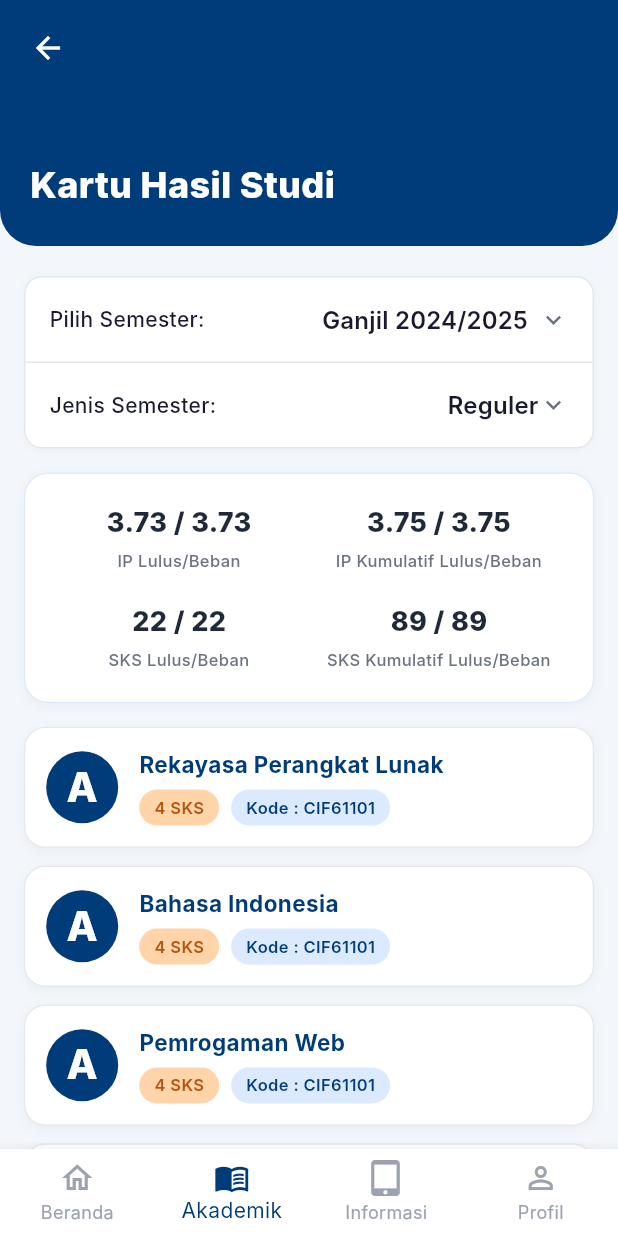
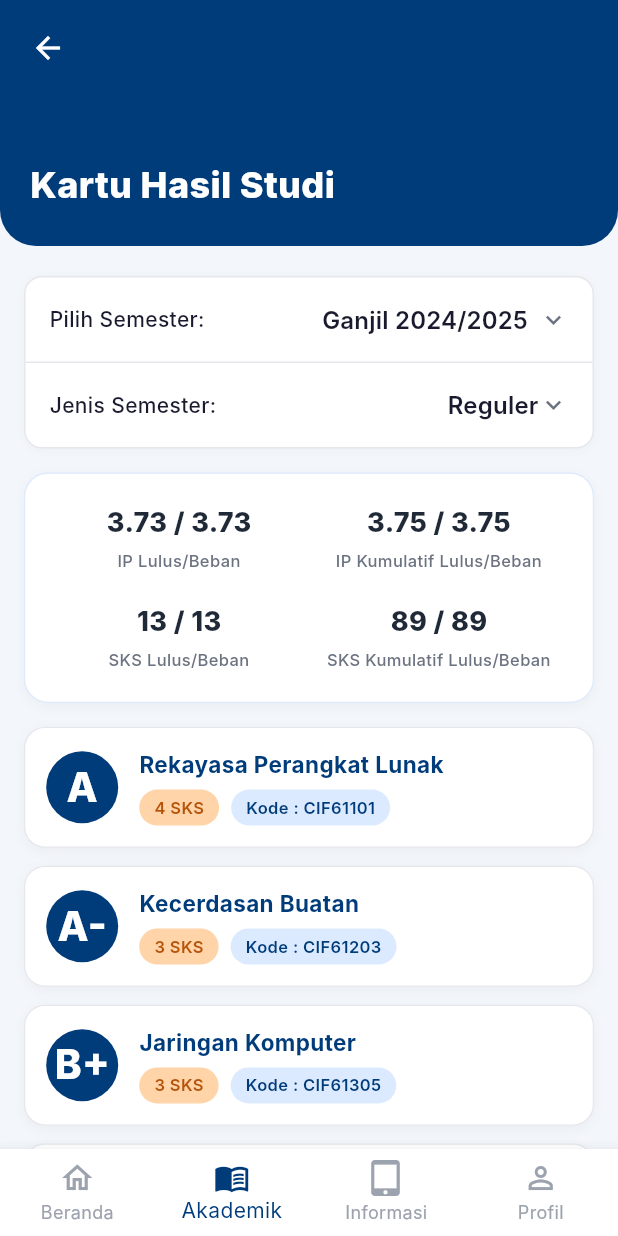
Before and after one commit to Raget13/gapura_ub_fix_design_SKRIPSI_2026, a Flutter app: the KartuHasilStudiScreen screen opened directly, on a phone screen of 412 x 824 dp. Run offline on Flutter 3.47's test engine with Material 3 defaults, Android fonts, the phone set to English and light mode, and no system bars; our stand-ins replace local_auth; Roboto replaces fonts that are missing (Inter).

Commit message:
feat: tambah data matkul berbeda per semester di KRS dan KHS

```diff
--- a/lib/screens/kartu_hasil_studi_screen.dart
+++ b/lib/screens/kartu_hasil_studi_screen.dart
@@ -23,14 +23,54 @@ class _KartuHasilStudiScreenState extends State<KartuHasilStudiScreen> {
   ];
   final List<String> _jenisSemester = ['Reguler', 'Pendek'];
 
-  final List<Map<String, String>> _mataKuliah = [
-    {'nama': 'Rekayasa Perangkat Lunak', 'nilai': 'A', 'sks': '4', 'kode': 'CIF61101'},
-    {'nama': 'Bahasa Indonesia', 'nilai': 'A', 'sks': '4', 'kode': 'CIF61101'},
-    {'nama': 'Pemrogaman Web', 'nilai': 'A', 'sks': '4', 'kode': 'CIF61101'},
-    {'nama': 'Keamanan Informasi', 'nilai': 'B+', 'sks': '4', 'kode': 'CIF61101'},
-    {'nama': 'Rekayasa Perangkat Lunak', 'nilai': 'A', 'sks': '4', 'kode': 'CIF61101'},
-    {'nama': 'Bahasa Indonesia', 'nilai': 'A', 'sks': '4', 'kode': 'CIF61101'},
-  ];
+  final Map<String, List<Map<String, String>>> _mataKuliahBySemester = {
+    'Ganjil 2024/2025': [
+      {'nama': 'Rekayasa Perangkat Lunak', 'nilai': 'A', 'sks': '4', 'kode': 'CIF61101'},
+      {'nama': 'Kecerdasan Buatan', 'nilai': 'A-', 'sks': '3', 'kode': 'CIF61203'},
+      {'nama': 'Jaringan Komputer', 'nilai': 'B+', 'sks': '3', 'kode': 'CIF61305'},
+      {'nama': 'Basis Data Lanjut', 'nilai': 'A', 'sks': '3', 'kode': 'CIF61402'},
+    ],
+    'Genap 2023/2024': [
+      {'nama': 'Pemrograman Mobile', 'nilai': 'A', 'sks': '4', 'kode': 'CIF60901'},
+      {'nama': 'Sistem Operasi', 'nilai': 'B+', 'sks': '3', 'kode': 'CIF60702'},
+      {'nama': 'Pemrograman Web', 'nilai': 'A', 'sks': '3', 'kode': 'CIF60803'},
+      {'nama': 'Statistika & Probabilitas', 'nilai': 'B', 'sks': '2', 'kode': 'MAT60401'},
+      {'nama': 'Etika Profesi', 'nilai': 'A', 'sks': '2', 'kode': 'CIF60501'},
+    ],
+    'Ganjil 2023/2024': [
+      {'nama': 'Algoritma & Struktur Data', 'nilai': 'A', 'sks': '4', 'kode': 'CIF50301'},
+      {'nama': 'Matematika Diskrit', 'nilai': 'B+', 'sks': '3', 'kode': 'MAT50201'},
+      {'nama': 'Pemrograman Berorientasi Objek', 'nilai': 'A', 'sks': '4', 'kode': 'CIF50402'},
+      {'nama': 'Sistem Digital', 'nilai': 'B', 'sks': '3', 'kode': 'CIF50503'},
+    ],
+  };
+
+  final Map<String, Map<String, String>> _summaryBySemester = {
+    'Ganjil 2024/2025': {
+      'ipLulus': '3.73', 'ipBeban': '3.73',
+      'ipkLulus': '3.75', 'ipkBeban': '3.75',
+      'sksLulus': '13', 'sksBeban': '13',
+      'skskLulus': '89', 'skskBeban': '89',
+    },
+    'Genap 2023/2024': {
+      'ipLulus': '3.68', 'ipBeban': '3.68',
+      'ipkLulus': '3.71', 'ipkBeban': '3.71',
+      'sksLulus': '14', 'sksBeban': '14',
+      'skskLulus': '76', 'skskBeban': '76',
+    },
+    'Ganjil 2023/2024': {
+      'ipLulus': '3.62', 'ipBeban': '3.62',
+      'ipkLulus': '3.65', 'ipkBeban': '3.65',
+      'sksLulus': '14', 'sksBeban': '14',
+      'skskLulus': '62', 'skskBeban': '62',
+    },
+  };
+
+  List<Map<String, String>> get _mataKuliah =>
+      _mataKuliahBySemester[_selectedSemester] ?? [];
+
+  Map<String, String> get _summary =>
+      _summaryBySemester[_selectedSemester] ?? {};
 
   @override
   Widget build(BuildContext context) {
@@ -50,7 +90,7 @@ class _KartuHasilStudiScreenState extends State<KartuHasilStudiScreen> {
                 children: [
                   _buildFilterCard(isDark),
                   const SizedBox(height: 16),
-                  _buildSummaryCard(isDark),
+                  _buildSummaryCard(isDark, _summary),
                   const SizedBox(height: 16),
                   ..._mataKuliah.map((mk) => Padding(
                         padding: const EdgeInsets.only(bottom: 12),
@@ -223,7 +263,7 @@ class _KartuHasilStudiScreenState extends State<KartuHasilStudiScreen> {
     );
   }
 
-  Widget _buildSummaryCard(bool isDark) {
+  Widget _buildSummaryCard(bool isDark, Map<String, String> summary) {
     return Container(
       padding: const EdgeInsets.symmetric(horizontal: 16, vertical: 20),
       decoration: BoxDecoration(
@@ -242,15 +282,15 @@ class _KartuHasilStudiScreenState extends State<KartuHasilStudiScreen> {
         children: [
           Row(
             children: [
-              _buildStatItem(isDark, value: '3.73 / 3.73', label: 'IP Lulus/Beban'),
-              _buildStatItem(isDark, value: '3.75 / 3.75', label: 'IP Kumulatif Lulus/Beban'),
+              _buildStatItem(isDark, value: '${summary['ipLulus']} / ${summary['ipBeban']}', label: 'IP Lulus/Beban'),
+              _buildStatItem(isDark, value: '${summary['ipkLulus']} / ${summary['ipkBeban']}', label: 'IP Kumulatif Lulus/Beban'),
             ],
           ),
           const SizedBox(height: 20),
           Row(
             children: [
-              _buildStatItem(isDark, value: '22 / 22', label: 'SKS Lulus/Beban'),
-              _buildStatItem(isDark, value: '89 / 89', label: 'SKS Kumulatif Lulus/Beban'),
+              _buildStatItem(isDark, value: '${summary['sksLulus']} / ${summary['sksBeban']}', label: 'SKS Lulus/Beban'),
+              _buildStatItem(isDark, value: '${summary['skskLulus']} / ${summary['skskBeban']}', label: 'SKS Kumulatif Lulus/Beban'),
             ],
           ),
         ],
--- a/lib/screens/kartu_rencana_studi_screen.dart
+++ b/lib/screens/kartu_rencana_studi_screen.dart
@@ -23,12 +23,30 @@ class _KartuRencanaStudiScreenState extends State<KartuRencanaStudiScreen> {
   ];
   final List<String> _jenisSemester = ['Reguler', 'Pendek'];
 
-  final List<Map<String, String>> _mataKuliah = [
-    {'nama': 'Rekayasa Perangkat Lunak', 'kelas': 'E', 'sks': '4', 'kode': 'CIF61101'},
-    {'nama': 'Rekayasa Perangkat Lunak', 'kelas': 'E', 'sks': '4', 'kode': 'CIF61101'},
-    {'nama': 'Rekayasa Perangkat Lunak', 'kelas': 'E', 'sks': '4', 'kode': 'CIF61101'},
-    {'nama': 'Rekayasa Perangkat Lunak', 'kelas': 'E', 'sks': '4', 'kode': 'CIF61101'},
-  ];
+  final Map<String, List<Map<String, String>>> _mataKuliahBySemester = {
+    'Ganjil 2024/2025': [
+      {'nama': 'Rekayasa Perangkat Lunak', 'kelas': 'E', 'sks': '4', 'kode': 'CIF61101'},
+      {'nama': 'Kecerdasan Buatan', 'kelas': 'C', 'sks': '3', 'kode': 'CIF61203'},
+      {'nama': 'Jaringan Komputer', 'kelas': 'B', 'sks': '3', 'kode': 'CIF61305'},
+      {'nama': 'Basis Data Lanjut', 'kelas': 'A', 'sks': '3', 'kode': 'CIF61402'},
+    ],
+    'Genap 2023/2024': [
+      {'nama': 'Pemrograman Mobile', 'kelas': 'D', 'sks': '4', 'kode': 'CIF60901'},
+      {'nama': 'Sistem Operasi', 'kelas': 'B', 'sks': '3', 'kode': 'CIF60702'},
+      {'nama': 'Pemrograman Web', 'kelas': 'C', 'sks': '3', 'kode': 'CIF60803'},
+      {'nama': 'Statistika & Probabilitas', 'kelas': 'A', 'sks': '2', 'kode': 'MAT60401'},
+      {'nama': 'Etika Profesi', 'kelas': 'E', 'sks': '2', 'kode': 'CIF60501'},
+    ],
+    'Ganjil 2023/2024': [
+      {'nama': 'Algoritma & Struktur Data', 'kelas': 'C', 'sks': '4', 'kode': 'CIF50301'},
+      {'nama': 'Matematika Diskrit', 'kelas': 'B', 'sks': '3', 'kode': 'MAT50201'},
+      {'nama': 'Pemrograman Berorientasi Objek', 'kelas': 'D', 'sks': '4', 'kode': 'CIF50402'},
+      {'nama': 'Sistem Digital', 'kelas': 'A', 'sks': '3', 'kode': 'CIF50503'},
+    ],
+  };
+
+  List<Map<String, String>> get _mataKuliah =>
+      _mataKuliahBySemester[_selectedSemester] ?? [];
 
   @override
   Widget build(BuildContext context) {
```
